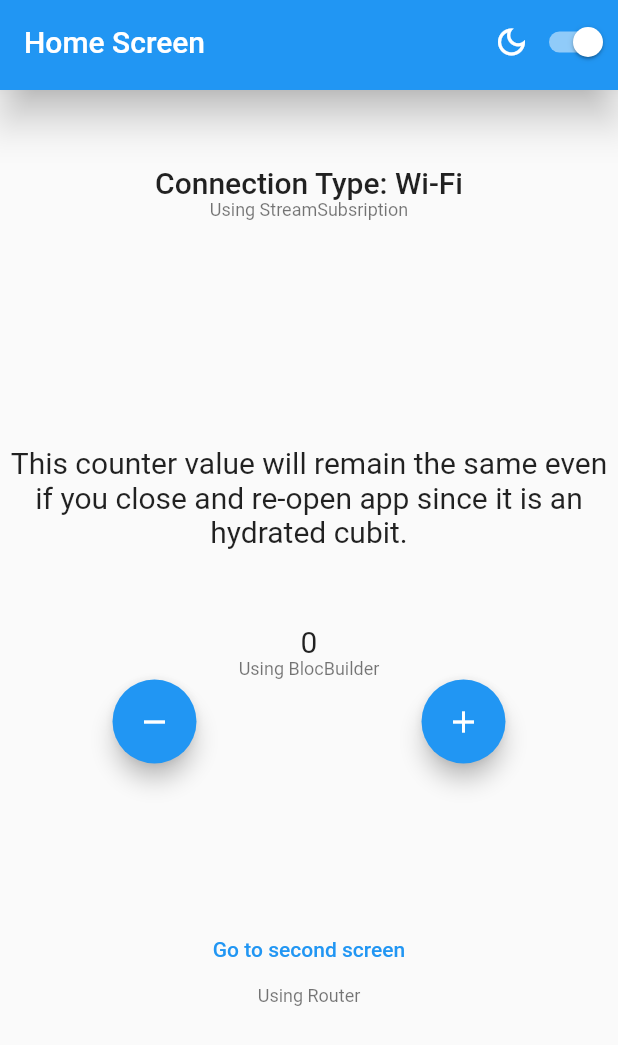
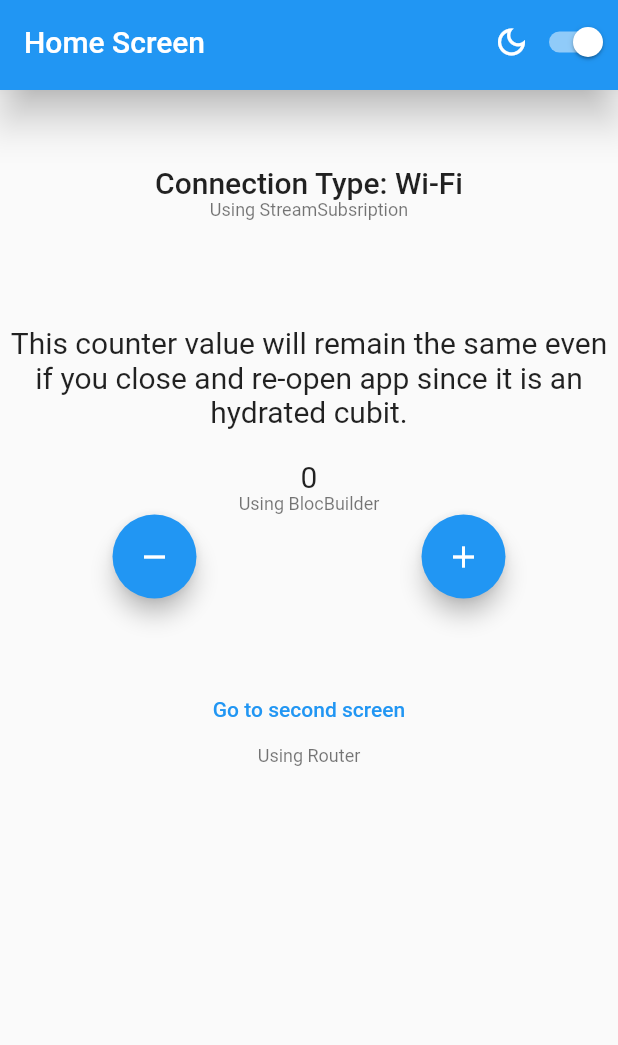
Before and after one commit to baranacikgoz/BloC_repository_pattern_template, a Flutter app: the screen it shows after launch, on a phone screen of 412 x 824 dp. Shown: the top 1045 px of the screen. Run offline on Flutter 3.47's test engine with Material 2 defaults, Android fonts, the phone set to English and light mode, and no system bars; our stand-ins replace bloc, connectivity_plus, flutter_bloc, hydrated_bloc.

Commit message:
slightly changed paddings

```diff
--- a/lib/presentation/screens/home_screen/home_screen.dart
+++ b/lib/presentation/screens/home_screen/home_screen.dart
@@ -21,7 +21,7 @@ class HomeScreen extends StatelessWidget {
   }
 }
 
-Column _buildBody(BuildContext context) {
+Widget _buildBody(BuildContext context) {
   Future<bool> _hasWifiRtt = HasWifiRtt.checkRtt();
 
   return Column(
@@ -47,7 +47,7 @@ Column _buildBody(BuildContext context) {
         style: Theme.of(context).textTheme.bodySmall,
         textAlign: TextAlign.center,
       ),
-      const Padding(padding: EdgeInsets.only(top: 50)),
+      const Padding(padding: EdgeInsets.only(top: 20)),
 
       //! Wi-Fi Rtt support check
       FutureBuilder<bool>(
@@ -72,7 +72,7 @@ Column _buildBody(BuildContext context) {
             return Container();
           }),
 
-      const Padding(padding: EdgeInsets.only(top: 100)),
+      const Padding(padding: EdgeInsets.only(top: 50)),
 
       //! Info about hydrated cubit
       const Text(
@@ -80,7 +80,7 @@ Column _buildBody(BuildContext context) {
         textAlign: TextAlign.center,
         style: TextStyle(fontSize: 20),
       ),
-      const Padding(padding: EdgeInsets.only(top: 50)),
+      const Padding(padding: EdgeInsets.only(top: 20)),
 
       //! Value of counter
       BlocBuilder<CounterCubit, int>(
@@ -119,7 +119,7 @@ Column _buildBody(BuildContext context) {
               }),
         ],
       ),
-      const Padding(padding: EdgeInsets.only(top: 100)),
+      const Padding(padding: EdgeInsets.only(top: 50)),
 
       //! Go to second screen button
       TextButton(
```
